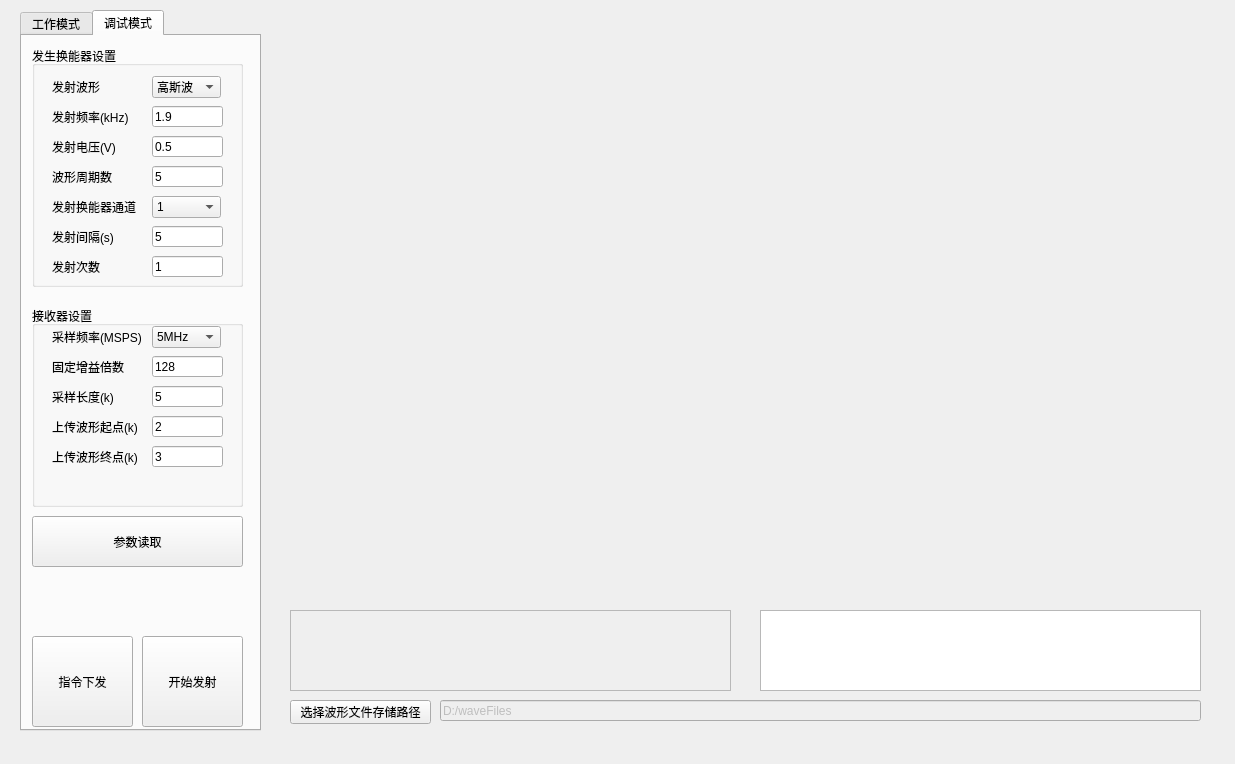
Before: the Qt Designer form mainwindow.ui in lnwin/SDSJJ_waveControl, drawn with Qt 5.
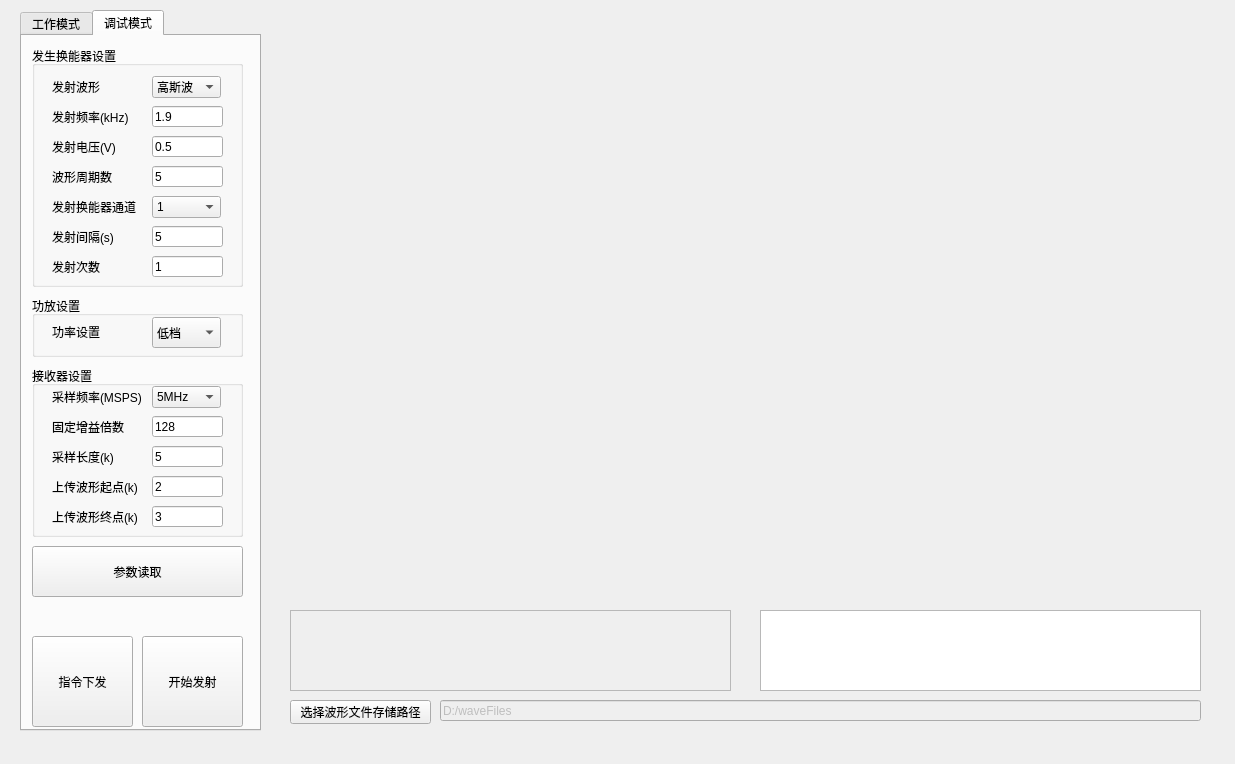
After: the same form once the commit is applied. Custom widgets are drawn as their Qt base class.

Commit message: 添加功放功率选择

```diff
--- a/mainwindow.ui
+++ b/mainwindow.ui
@@ -75,9 +75,9 @@
       <property name="geometry">
        <rect>
         <x>10</x>
-        <y>270</y>
+        <y>330</y>
         <width>211</width>
-        <height>201</height>
+        <height>171</height>
        </rect>
       </property>
       <property name="title">
@@ -475,7 +475,7 @@
       <property name="geometry">
        <rect>
         <x>10</x>
-        <y>480</y>
+        <y>510</y>
         <width>211</width>
         <height>51</height>
        </rect>
@@ -497,6 +497,57 @@
        <string>开始发射</string>
       </property>
      </widget>
+     <widget class="QGroupBox" name="groupBox_3">
+      <property name="geometry">
+       <rect>
+        <x>10</x>
+        <y>260</y>
+        <width>211</width>
+        <height>61</height>
+       </rect>
+      </property>
+      <property name="title">
+       <string>功放设置</string>
+      </property>
+      <widget class="QLabel" name="label_13">
+       <property name="geometry">
+        <rect>
+         <x>20</x>
+         <y>20</y>
+         <width>91</width>
+         <height>31</height>
+        </rect>
+       </property>
+       <property name="text">
+        <string>功率设置</string>
+       </property>
+      </widget>
+      <widget class="QComboBox" name="powercomboBox">
+       <property name="geometry">
+        <rect>
+         <x>120</x>
+         <y>21</y>
+         <width>69</width>
+         <height>31</height>
+        </rect>
+       </property>
+       <item>
+        <property name="text">
+         <string>低档</string>
+        </property>
+       </item>
+       <item>
+        <property name="text">
+         <string>中档</string>
+        </property>
+       </item>
+       <item>
+        <property name="text">
+         <string>高档</string>
+        </property>
+       </item>
+      </widget>
+     </widget>
     </widget>
    </widget>
    <widget class="QCustomPlot" name="channel1" native="true">
```
The commit also changes 2 other files.
